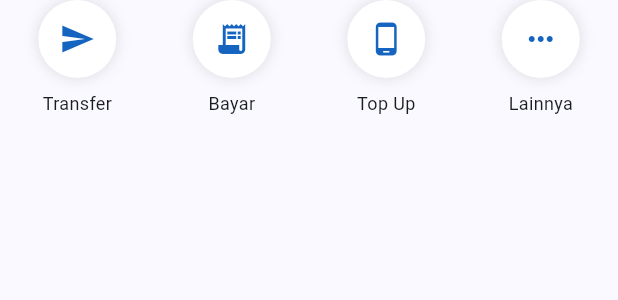
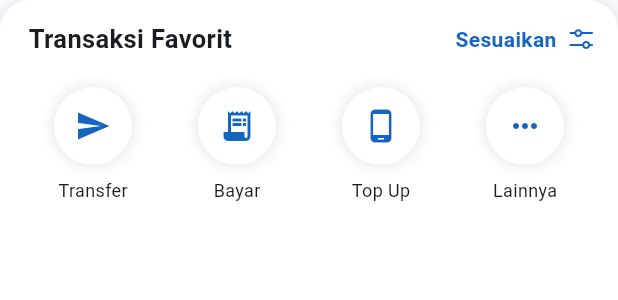
Before and after one commit to bagasstvermilion/SRTBanking, a Flutter app: the _QuickActions widget shown alone on an empty page, opened directly, on a phone screen of 412 x 824 dp. Shown: the top 300 px of the screen. Run offline on Flutter 3.47's test engine with Material 3 defaults, Android fonts, the phone set to English and light mode, and no system bars; our stand-ins replace cloud_firestore, dartz, firebase_auth, firebase_core, flutter_riverpod, get_it and 1 more; accounts and stored records are empty; generated files the repository leaves out were written again.

Commit message:
style: memperbagus konten quick action di dashboard

```diff
--- a/lib/features/dashboard/presentation/pages/dashboard_page.dart
+++ b/lib/features/dashboard/presentation/pages/dashboard_page.dart
@@ -6,6 +6,7 @@ import '../../../../../core/utils/currency_formatter.dart';
 import '../../domain/entities/dashboard_entity.dart';
 import '../state/dashboard_provider.dart';
 import 'profile_menu_page.dart';
+import 'package:phosphor_flutter/phosphor_flutter.dart';
 
 class DashboardPage extends ConsumerStatefulWidget {
   const DashboardPage({super.key});
@@ -39,7 +40,8 @@ class _DashboardPageState extends ConsumerState<DashboardPage> {
             gradient: LinearGradient(
               begin: Alignment.topCenter,
               end: Alignment.bottomCenter,
-              colors: [Color.fromARGB(255, 231, 243, 255), Colors.white],
+              // colors: [Color.fromARGB(255, 231, 243, 255), Colors.white],
+              colors: [Color(0xFFFAFAFA), Color(0xFFFAFAFA)],
             ),
           ),
           child: switch (state) {
@@ -157,7 +159,7 @@ class _BalanceCard extends StatelessWidget {
         borderRadius: BorderRadius.circular(20),
         boxShadow: [
           BoxShadow(
-            color: Colors.blue.withOpacity(0.3),
+            color: Colors.blue.withOpacity(0.2),
             blurRadius: 15,
             offset: const Offset(0, 8),
           ),
@@ -171,6 +173,9 @@ class _BalanceCard extends StatelessWidget {
             style: TextStyle(color: Colors.white70, fontSize: 13),
           ),
           const SizedBox(height: 8),
+          Row(
+            mainAxisAlignment: MainAxisAlignment.spaceBetween,
+            children: [
               Text(
                 formatted,
                 style: const TextStyle(
@@ -179,6 +184,13 @@ class _BalanceCard extends StatelessWidget {
                   fontWeight: FontWeight.bold,
                 ),
               ),
+              Padding(
+                padding: const EdgeInsets.only(right: 10),
+                child: Icon(Icons.visibility, color: Colors.white),
+              ),
+            ],
+          ),
+
           const SizedBox(height: 16),
           Text(
             accountNumber,
@@ -202,7 +214,50 @@ class _QuickActions extends StatelessWidget {
 
   @override
   Widget build(BuildContext context) {
-    return Row(
+    return Container(
+      padding: const EdgeInsets.all(14),
+      decoration: BoxDecoration(
+        color: Color.fromARGB(255, 255, 255, 255),
+        borderRadius: BorderRadius.circular(20),
+        boxShadow: [
+          BoxShadow(color: const Color.fromARGB(31, 37, 37, 37), blurRadius: 8),
+        ],
+      ),
+      child: Column(
+        crossAxisAlignment: CrossAxisAlignment.start,
+        children: [
+          Row(
+            mainAxisAlignment: MainAxisAlignment.spaceBetween,
+            children: [
+              Padding(
+                padding: const EdgeInsets.only(left: 5),
+                child: Text(
+                  "Transaksi Favorit",
+                  style: TextStyle(fontWeight: FontWeight.bold, fontSize: 17),
+                ),
+              ),
+              Row(
+                children: [
+                  Text(
+                    "Sesuaikan",
+                    style: TextStyle(
+                      fontSize: 14,
+                      fontWeight: FontWeight.bold,
+                      color: Color(0xFF1565C0),
+                    ),
+                  ),
+                  SizedBox(width: 6),
+                  Icon(
+                    PhosphorIcons.slidersHorizontal(),
+                    color: Color(0xFF1565C0),
+                    size: 21,
+                  ),
+                ],
+              ),
+            ],
+          ),
+          SizedBox(height: 20),
+          Row(
             mainAxisAlignment: MainAxisAlignment.spaceAround,
             children: actions.map((a) {
               return Column(
@@ -212,7 +267,9 @@ class _QuickActions extends StatelessWidget {
                     decoration: BoxDecoration(
                       color: Colors.white,
                       shape: BoxShape.circle,
-                boxShadow: [BoxShadow(color: Colors.black12, blurRadius: 8)],
+                      boxShadow: [
+                        BoxShadow(color: Colors.black12, blurRadius: 8),
+                      ],
                     ),
                     child: Icon(
                       a['icon'] as IconData,
@@ -220,10 +277,16 @@ class _QuickActions extends StatelessWidget {
                     ),
                   ),
                   const SizedBox(height: 8),
-            Text(a['label'] as String, style: const TextStyle(fontSize: 12)),
+                  Text(
+                    a['label'] as String,
+                    style: const TextStyle(fontSize: 12),
+                  ),
                 ],
               );
             }).toList(),
+          ),
+        ],
+      ),
     );
   }
 }
--- a/pubspec.yaml
+++ b/pubspec.yaml
@@ -11,6 +11,8 @@ dependencies:
     sdk: flutter
 
   cupertino_icons: ^1.0.8
+
+  phosphor_flutter: ^2.1.0
 
   # State Management
   flutter_riverpod: ^2.6.1
```
Also changed, not shown: pubspec.lock. Lines whose indentation alone changed are shown as unchanged.
